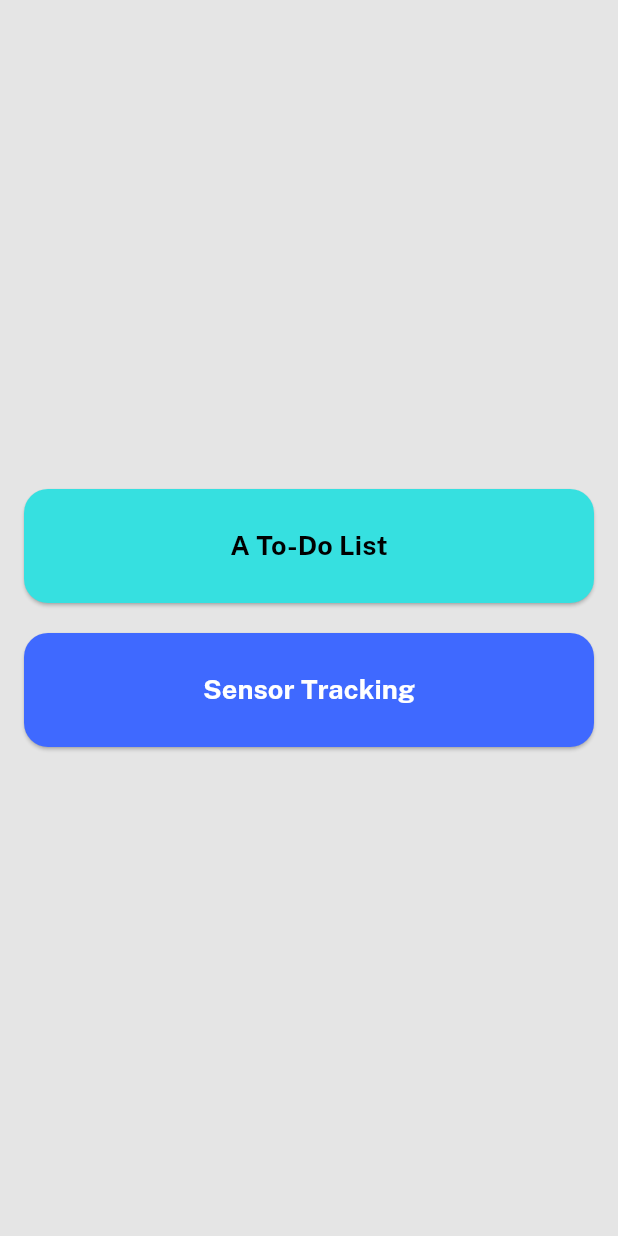
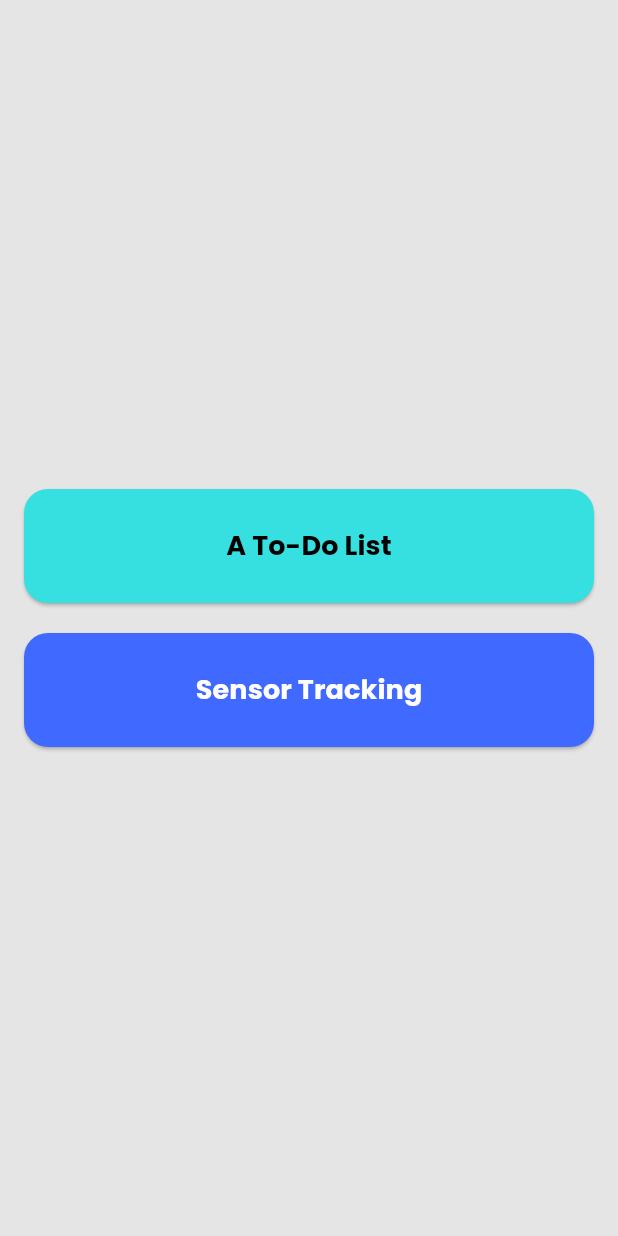
Before and after one commit to AbuNayemSabbir/task_management_app, a Flutter app: the screen it shows after launch, on a phone screen of 412 x 824 dp. Run offline on Flutter 3.47's test engine with Material 3 defaults, Android fonts, the phone set to English and light mode, and no system bars; our stand-ins replace flutter_svg, get, google_fonts, sqflite; accounts and stored records are empty.

Commit message:
set font size poopins

```diff
--- a/lib/main.dart
+++ b/lib/main.dart
@@ -1,4 +1,5 @@
 import 'package:flutter/material.dart';
+import 'package:flutter/services.dart';
 import 'package:get/get.dart';
 import 'package:todo_app/routes/app_routes.dart';
 import 'package:todo_app/utills/theme.dart';
@@ -15,6 +16,10 @@ class MyApp extends StatelessWidget {
 
   @override
   Widget build(BuildContext context) {
+    SystemChrome.setSystemUIOverlayStyle(SystemUiOverlayStyle.light.copyWith(
+      statusBarColor: Colors.transparent,
+      statusBarIconBrightness: Brightness.dark,
+    ));
     return  GetMaterialApp(
       theme: ThemeClass.lightTheme,
       debugShowCheckedModeBanner: false,
--- a/lib/utills/theme.dart
+++ b/lib/utills/theme.dart
@@ -25,9 +25,8 @@ class ThemeClass {
         onErrorContainer: Color(0xFF7C2104),
       ),
 
-      fontFamily: GoogleFonts.publicSans().fontFamily,
+      fontFamily: GoogleFonts.poppins().fontFamily,
       primaryColor: AppUTills.primaryColor,
-
       scaffoldBackgroundColor: const Color(0xFFE5E5E5),
   );
 
--- a/lib/view/todo/splash_screen.dart
+++ b/lib/view/todo/splash_screen.dart
@@ -40,7 +40,7 @@ class _SplashScreenState extends State<SplashScreen> {
             const SizedBox(height: 20),
             Text(
               'Daily To-Do App',
-              style: GoogleFonts.sigmarOne(
+              style: GoogleFonts.sigmar(
                 textStyle: const TextStyle(
                   fontSize: 21,
                   fontWeight: FontWeight.bold,
```
